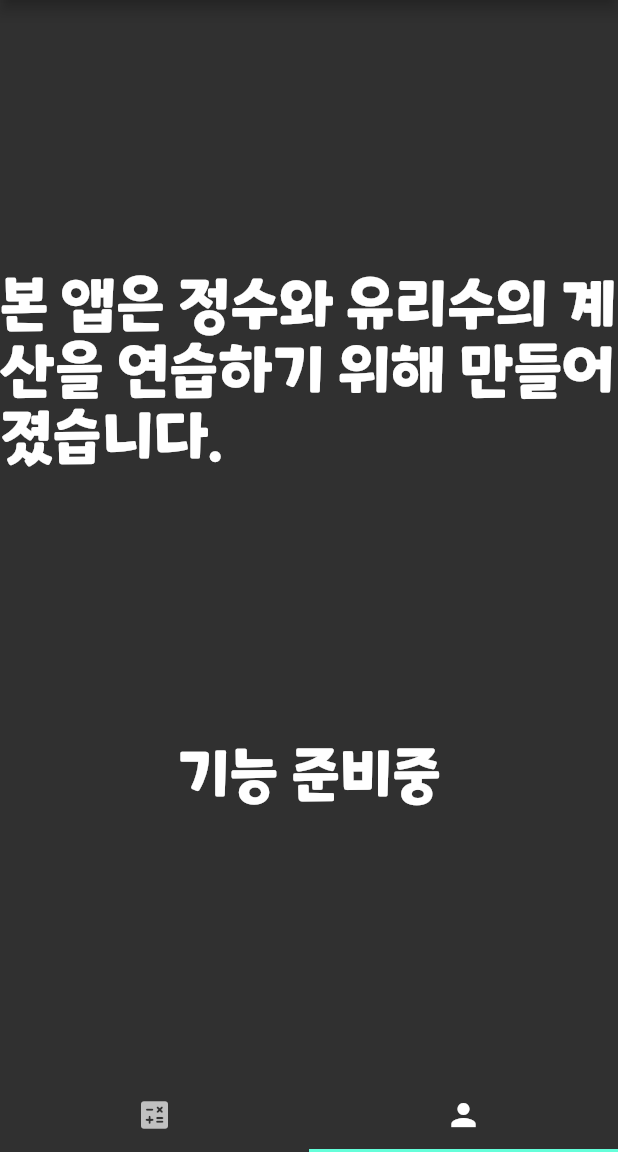
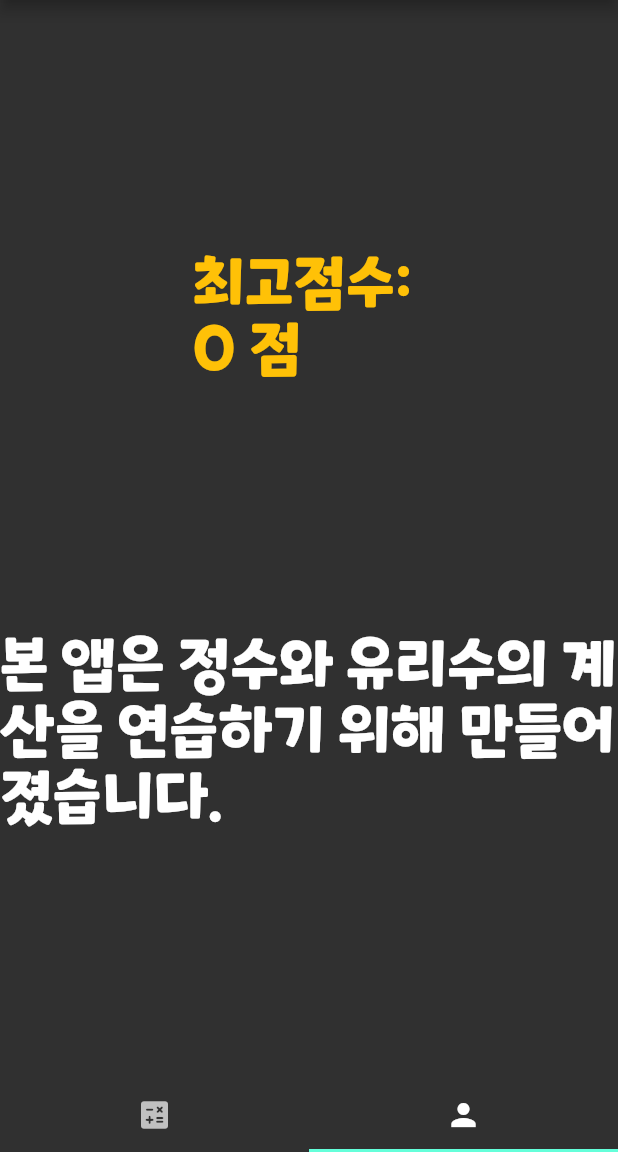
Before and after one commit to mangogumamath/math-app, a Flutter app: the screen it shows after launch, tab 2 chosen, on a phone screen of 412 x 824 dp, the part 84-1236 px from its top. Run offline on Flutter 3.47's test engine with Material 2 defaults, Android fonts, the phone set to English and light mode, and no system bars; our stand-ins replace font_awesome_flutter, shared_preferences; missing offline and left inert: fraction, math_parser.

Commit message:
최고점수 저장 추가

```diff
--- a/lib/screens/main_calculation_screens/main_addsub_screen.dart
+++ b/lib/screens/main_calculation_screens/main_addsub_screen.dart
@@ -26,7 +26,7 @@ class _MainAddSubScreenState extends State<MainAddSubScreen> {
               moveScreen: AddSubTutorialScreen(),
             ),
             modeSelectbutton(
-              text: '덧셈과 뺄셈',
+              text: '괄호와 양의 부호가 생략된\n덧셈과 뺄셈',
               moveScreen:
                   PracticeScreen(calculationType: CalculationType.addSub),
             ),
--- a/lib/screens/my_screen.dart
+++ b/lib/screens/my_screen.dart
@@ -1,4 +1,6 @@
 import 'package:flutter/material.dart';
+import 'package:font_awesome_flutter/font_awesome_flutter.dart';
+import 'package:shared_preferences/shared_preferences.dart';
 
 class MyScreen extends StatefulWidget {
   @override
@@ -6,22 +8,54 @@ class MyScreen extends StatefulWidget {
 }
 
 class _MyScreenState extends State<MyScreen> {
+  int _maxScore = 0;
+
+  void _loadScore() async {
+    SharedPreferences prefs = await SharedPreferences.getInstance();
+    setState(() {
+      _maxScore = (prefs.getInt('maxScore') ?? 0);
+    });
+  }
+
+  @override
+  void initState() {
+    // TODO: implement initState
+    super.initState();
+    _loadScore();
+  }
+
+  Future<void> _removeScore() async {
+    final prefs = await SharedPreferences.getInstance();
+    prefs.remove('maxScore');
+  }
+
   @override
   Widget build(BuildContext context) {
+    _loadScore();
     return Center(
       child: Column(
         mainAxisAlignment: MainAxisAlignment.spaceEvenly,
         crossAxisAlignment: CrossAxisAlignment.center,
         children: [
+          Text(
+            '최고점수: \n' + _maxScore.toString() + ' 점',
+            style: TextStyle(
+              fontSize: 40.0,
+              color: Colors.amber,
+            ),
+          ),
+          //최고점수 삭제 버튼
+          // ElevatedButton(
+          //     onPressed: _removeScore, child: FaIcon(FontAwesomeIcons.eraser)),
           // Text('로그인'),
           Text(
             '본 앱은 정수와 유리수의 계산을 연습하기 위해 만들어졌습니다.',
             style: TextStyle(fontSize: 40.0),
           ),
-          Text(
-            '기능 준비중',
-            style: TextStyle(fontSize: 40.0),
-          ),
+          // Text(
+          //   '기능 준비중',
+          //   style: TextStyle(fontSize: 40.0),
+          // ),
         ],
       ),
     );
--- a/pubspec.yaml
+++ b/pubspec.yaml
@@ -20,6 +20,7 @@ dependencies:
   font_awesome_flutter: ^9.2.0
   fraction: ^3.1.0
   math_parser: ^1.0.0
+  shared_preferences: ^2.0.9
 
 dev_dependencies:
   flutter_test:
```
Also changed, not shown: lib/constants.dart (+6 -1 lines), lib/model/calculation_brain.dart (+6 -2 lines), lib/model/level_brain.dart (+14 -2 lines), lib/screens/calculation_main_screen.dart (+10 -0 lines), lib/screens/practice_calcultion_screens/practice_screen.dart (+43 -6 lines), pubspec.lock.
